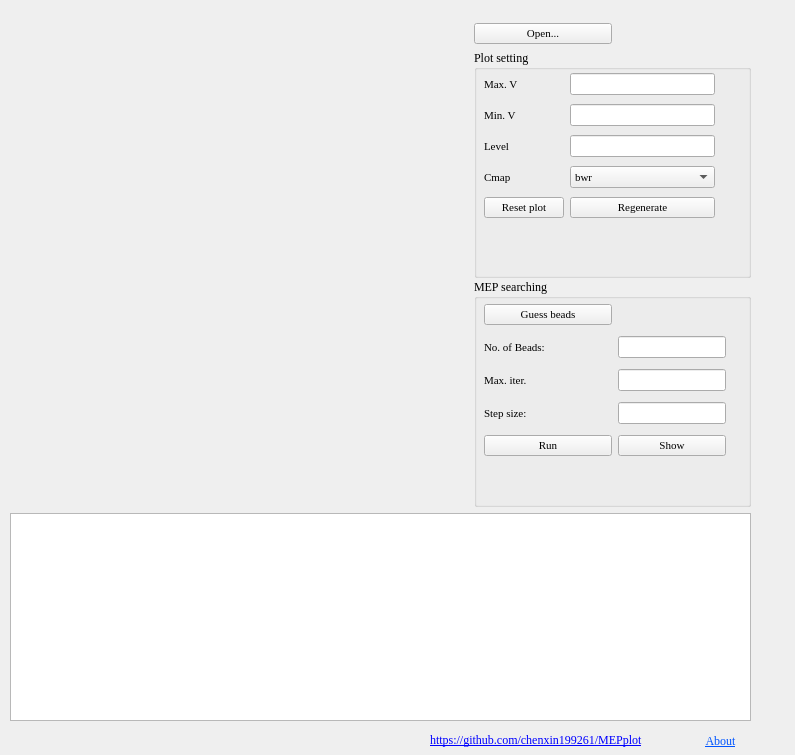
Before: the Qt Designer form ui/main.ui in XinChenQC/MEPplot, drawn with Qt 5.
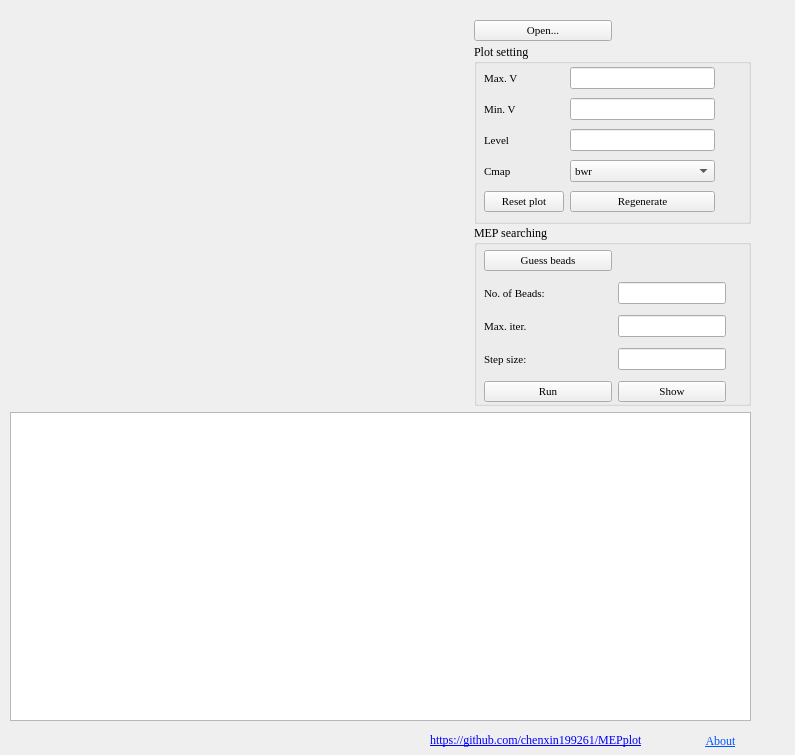
After: the same form once the commit is applied.

Patch:
```diff
--- a/ui/main.ui
+++ b/ui/main.ui
@@ -48,7 +48,7 @@
      <height>701</height>
     </rect>
    </property>
-   <layout class="QVBoxLayout" name="verticalLayout_2" stretch="7,3">
+   <layout class="QVBoxLayout" name="verticalLayout_2" stretch="5,4">
     <item>
      <layout class="QHBoxLayout" name="horizontalLayout_5" stretch="5,3">
       <property name="spacing">
```
